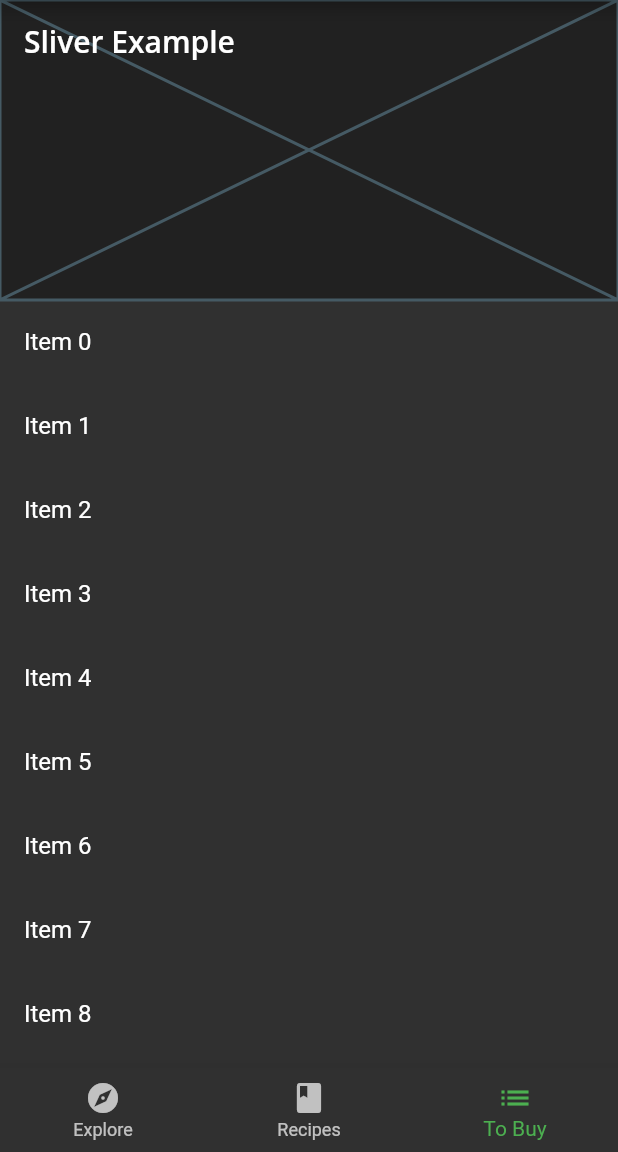
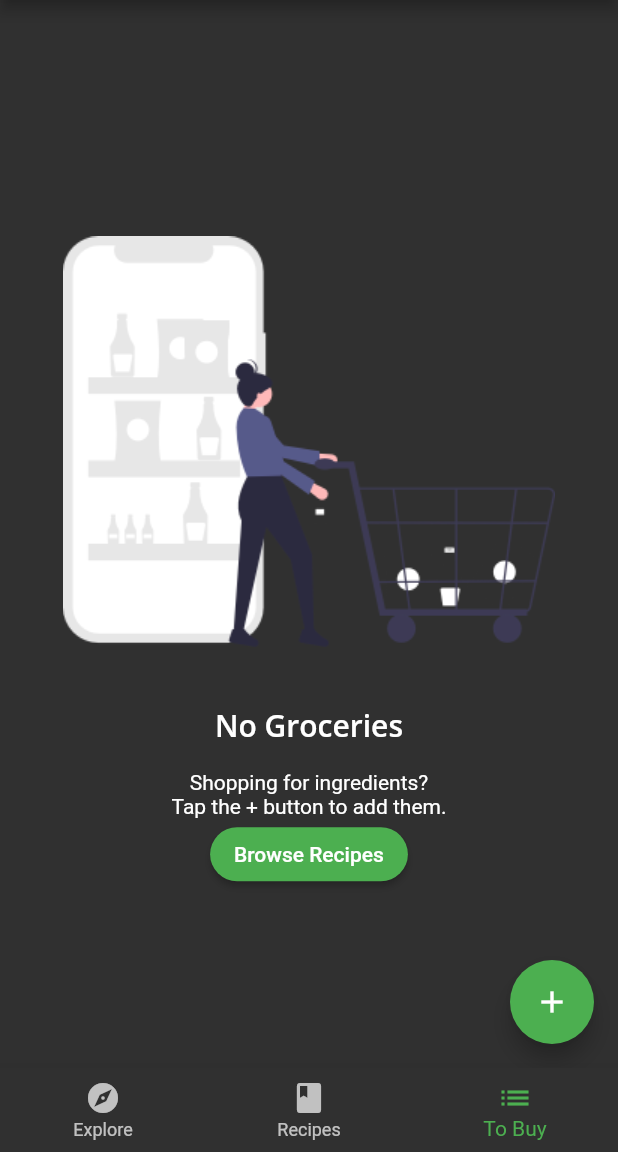
Before and after one commit to 9OSU1G02/Fooderlich, a Flutter app: the screen it shows after launch, item 3 of the bottom bar chosen, on a phone screen of 412 x 824 dp, the part 84-1236 px from its top. Run offline on Flutter 3.47's test engine with Material 2 defaults, Android fonts, the phone set to English and light mode, and no system bars; our stand-ins replace flutter_colorpicker, google_fonts.

Commit message:
implement UI

```diff
--- a/lib/api/mock_fooderlich_service.dart
+++ b/lib/api/mock_fooderlich_service.dart
@@ -17,7 +17,7 @@ class MockFooderlichService {
   // Get sample explore recipes json to display in ui
   Future<List<ExploreRecipe>> _getTodayRecipes() async {
     // Simulate api request wait time
-    await Future.delayed(const Duration(milliseconds: 1000));
+    await Future.delayed(const Duration(milliseconds: 500));
     // Load json from file system
     final dataString =
         await _loadAsset('assets/sample_data/sample_explore_recipes.json');
@@ -39,7 +39,7 @@ class MockFooderlichService {
   // Get the sample friend json posts to display in ui
   Future<List<Post>> _getFriendFeed() async {
     // Simulate api request wait time
-    await Future.delayed(const Duration(milliseconds: 1000));
+    await Future.delayed(const Duration(milliseconds: 500));
     // Load json from file system
     final dataString =
         await _loadAsset('assets/sample_data/sample_friends_feed.json');
@@ -61,7 +61,7 @@ class MockFooderlichService {
   // Get the sample recipe json to display in ui
   Future<List<SimpleRecipe>> getRecipes() async {
     // Simulate api request wait time
-    await Future.delayed(const Duration(milliseconds: 1000));
+    await Future.delayed(const Duration(milliseconds: 500));
     // Load json from file system
     final dataString =
         await _loadAsset('assets/sample_data/sample_recipes.json');
--- a/lib/home.dart
+++ b/lib/home.dart
@@ -1,6 +1,9 @@
 import 'package:flutter/material.dart';
 import 'package:fooderlich/screens/explore_screen.dart';
 import 'package:fooderlich/screens/recipes_screen.dart';
+import 'package:provider/provider.dart';
+import 'screens/grocery_screen.dart';
+import 'models/tab_manager.dart';
 
 class Home extends StatefulWidget {
   const Home({super.key});
@@ -10,21 +13,15 @@ class Home extends StatefulWidget {
 }
 
 class _HomeState extends State<Home> {
-  int _selectedIndex = 1;
   static List<Widget> pages = <Widget>[
     ExploreScreen(),
     RecipesScreen(),
-    ExampleScreen(),
+    const GroceryScreen(),
   ];
-
-  void _onItemTapped(int index) {
-    setState(() {
-      _selectedIndex = index;
-    });
-  }
 
   @override
   Widget build(BuildContext context) {
+    return Consumer<TabManager>(builder: (context, tabManager, child) {
       return Scaffold(
         appBar: AppBar(
           title: Text(
@@ -32,12 +29,19 @@ class _HomeState extends State<Home> {
             style: Theme.of(context).textTheme.titleLarge,
           ),
         ),
-      body: pages[_selectedIndex],
+        // 2
+        // TODO: Replace body
+        body: pages[tabManager.selectedTab],
         bottomNavigationBar: BottomNavigationBar(
-        currentIndex: _selectedIndex,
-        onTap: _onItemTapped,
-        selectedItemColor: Theme.of(context).textSelectionTheme.selectionColor,
-        items: const <BottomNavigationBarItem>[
+          selectedItemColor:
+              Theme.of(context).textSelectionTheme.selectionColor,
+          // 3
+          currentIndex: tabManager.selectedTab,
+          onTap: (index) {
+            // 4
+            tabManager.goToTab(index);
+          },
+          items: const [
             BottomNavigationBarItem(
               icon: Icon(Icons.explore),
               label: 'Explore',
@@ -53,9 +57,9 @@ class _HomeState extends State<Home> {
           ],
         ),
       );
+    });
   }
 }
-
 
 class ExampleScreen extends StatelessWidget {
   @override
@@ -161,9 +165,11 @@ class ExampleScreen extends StatelessWidget {
     );
   }
 }
+
 class MyPersistentHeaderDelegate extends SliverPersistentHeaderDelegate {
   @override
-  Widget build(BuildContext context, double shrinkOffset, bool overlapsContent) {
+  Widget build(
+      BuildContext context, double shrinkOffset, bool overlapsContent) {
     return Container(
       color: Colors.orange,
       child: Center(child: Text('Persistent Header')),
@@ -180,5 +186,4 @@ class MyPersistentHeaderDelegate extends SliverPersistentHeaderDelegate {
   bool shouldRebuild(covariant SliverPersistentHeaderDelegate oldDelegate) {
     return false;
   }
-
 }
--- a/lib/main.dart
+++ b/lib/main.dart
@@ -1,6 +1,10 @@
+import 'dart:math';
+
 import 'package:flutter/material.dart';
 import 'package:fooderlich/fooderlich_theme.dart';
 import 'package:fooderlich/home.dart';
+import 'package:provider/provider.dart';
+import 'models/models.dart';
 
 void main() {
   runApp(const Fooderlich());
@@ -16,7 +20,17 @@ class Fooderlich extends StatelessWidget {
     return MaterialApp(
       title: 'Fooderlich',
       theme: theme,
-      home: const Home(),
+      home: MultiProvider(
+        providers: [
+          ChangeNotifierProvider(
+            create: (context) => TabManager(),
+          ),
+          ChangeNotifierProvider(
+            create: (context) => GroceryManager(),
+          ),
+        ],
+        child: const Home(),
+      ),
       debugShowCheckedModeBanner: false,
     );
   }
--- /dev/null
+++ b/lib/models/grocery_item.dart
@@ -0,0 +1,47 @@
+// ignore_for_file: public_member_api_docs, sort_constructors_first
+import 'package:flutter/painting.dart';
+
+enum Importance {
+  low,
+  medium,
+  high,
+}
+
+class GroceryItem {
+  final String id;
+  final String name;
+  final Importance importance;
+  final Color color;
+  final int quantity;
+  final DateTime date;
+  final bool isComplete;
+  GroceryItem({
+    required this.id,
+    required this.name,
+    required this.importance,
+    required this.color,
+    required this.quantity,
+    required this.date,
+    required this.isComplete,
+  });
+
+  GroceryItem copyWith({
+    String? id,
+    String? name,
+    Importance? importance,
+    Color? color,
+    int? quantity,
+    DateTime? date,
+    bool? isComplete,
+  }) {
+    return GroceryItem(
+      id: id ?? this.id,
+      name: name ?? this.name,
+      importance: importance ?? this.importance,
+      color: color ?? this.color,
+      quantity: quantity ?? this.quantity,
+      date: date ?? this.date,
+      isComplete: isComplete ?? this.isComplete,
+    );
+  }
+}
--- /dev/null
+++ b/lib/models/grocery_manager.dart
@@ -0,0 +1,27 @@
+import 'package:flutter/material.dart';
+import 'grocery_item.dart';
+
+class GroceryManager extends ChangeNotifier {
+  final _groceryItems = <GroceryItem>[];
+  List<GroceryItem> get groceryItems => List.unmodifiable(_groceryItems);
+  void deleteItem(int index) {
+    _groceryItems.removeAt(index);
+    notifyListeners();
+  }
+
+  void addItem(GroceryItem item) {
+    _groceryItems.add(item);
+    notifyListeners();
+  }
+
+  void updateItem(GroceryItem item, int index) {
+    _groceryItems[index] = item;
+    notifyListeners();
+  }
+
+  void completeItem(int index, bool change) {
+    final item = _groceryItems[index];
+    _groceryItems[index] = item.copyWith(isComplete: change);
+    notifyListeners();
+  }
+}
--- a/lib/models/models.dart
+++ b/lib/models/models.dart
@@ -2,3 +2,6 @@ export 'explore_recipe.dart';
 export 'post.dart';
 export 'simple_recipe.dart';
 export 'explore_data.dart';
+export 'grocery_item.dart';
+export 'tab_manager.dart';
+export 'grocery_manager.dart';
--- /dev/null
+++ b/lib/models/tab_manager.dart
@@ -0,0 +1,13 @@
+import 'package:flutter/material.dart';
+
+class TabManager extends ChangeNotifier {
+  int selectedTab = 0;
+  void goToTab(index) {
+    selectedTab = index;
+    notifyListeners();
+  }
+  void goToRecipes() {
+    selectedTab = 1;
+    notifyListeners();
+  }
+}
--- /dev/null
+++ b/lib/screens/empty_grocery_screen.dart
@@ -0,0 +1,43 @@
+import 'package:flutter/material.dart';
+import 'package:provider/provider.dart';
+import '../models/models.dart';
+
+class EmptyGroceryScreen extends StatelessWidget {
+  const EmptyGroceryScreen({super.key});
+
+  @override
+  Widget build(BuildContext context) {
+    return Padding(
+      padding: const EdgeInsets.all(30),
+      child: Column(
+        mainAxisAlignment: MainAxisAlignment.center,
+        children: [
+          Flexible(
+            child: AspectRatio(
+              aspectRatio: 1,
+              child: Image.asset("assets/fooderlich_assets/empty_list.png"),
+            ),
+          ),
+          Text("No Groceries", style: Theme.of(context).textTheme.titleLarge),
+          const SizedBox(height: 16),
+          const Text(
+            "Shopping for ingredients?\n"
+            "Tap the + button to add them.",
+            textAlign: TextAlign.center,
+          ),
+          MaterialButton(
+            textColor: Colors.white,
+            shape: RoundedRectangleBorder(
+              borderRadius: BorderRadius.circular(30),
+            ),
+            color: Colors.green,
+            onPressed: () {
+              Provider.of<TabManager>(context, listen: false).goToRecipes();
+            },
+            child: const Text("Browse Recipes"),
+          ),
+        ],
+      ),
+    );
+  }
+}
--- /dev/null
+++ b/lib/screens/grocery_screen.dart
@@ -0,0 +1,44 @@
+import 'package:flutter/material.dart';
+import 'package:fooderlich/models/models.dart';
+import 'package:fooderlich/screens/empty_grocery_screen.dart';
+import 'package:fooderlich/screens/grocery_item_screen.dart';
+import 'package:provider/provider.dart';
+
+class GroceryScreen extends StatelessWidget {
+  const GroceryScreen({super.key});
+
+  @override
+  Widget build(BuildContext context) {
+    return Scaffold(
+      floatingActionButton: FloatingActionButton(
+        onPressed: () {
+          final manager = Provider.of<GroceryManager>(context, listen: false);
+          Navigator.push(
+            context,
+            MaterialPageRoute(
+              builder: (context) => GroceryItemScreen(
+                  onCreate: (item) {
+                    manager.addItem(item);
+                    Navigator.pop(context);
+                  },
+                  onUpdate: (item) {}),
+            ),
+          );
+        },
+        child: const Icon(Icons.add),
+      ),
+      body: buildGroceryScreen(),
+    );
+  }
+
+  Widget buildGroceryScreen() {
+    return Consumer<GroceryManager>(builder: (context, manager, child) {
+      if (manager.groceryItems.isNotEmpty) {
+        // TODO Add GroceryList screen
+        return Container();
+      } else {
+        return const EmptyGroceryScreen();
+      }
+    });
+  }
+}
--- a/pubspec.yaml
+++ b/pubspec.yaml
@@ -35,6 +35,10 @@ dependencies:
   # Use with the CupertinoIcons class for iOS style icons.
   cupertino_icons: ^1.0.2
   google_fonts: ^4.0.3
+  provider: ^6.0.5
+  uuid: ^3.0.7
+  intl: ^0.18.0
+  flutter_colorpicker: ^1.0.3
 
 dev_dependencies:
   flutter_test:
@@ -64,6 +68,7 @@ flutter:
     - assets/magazine_pics/
     - assets/sample_data/
     - assets/profile_pics/
+    - assets/fooderlich_assets/
   #   - images/a_dot_burr.jpeg
   #   - images/a_dot_ham.jpeg
 
```
Also changed, not shown: lib/screens/grocery_item_screen.dart (added, +338 -0 lines), assets/fooderlich_assets/empty_list.png (added), pubspec.lock. Lines whose indentation alone changed are shown as unchanged.
